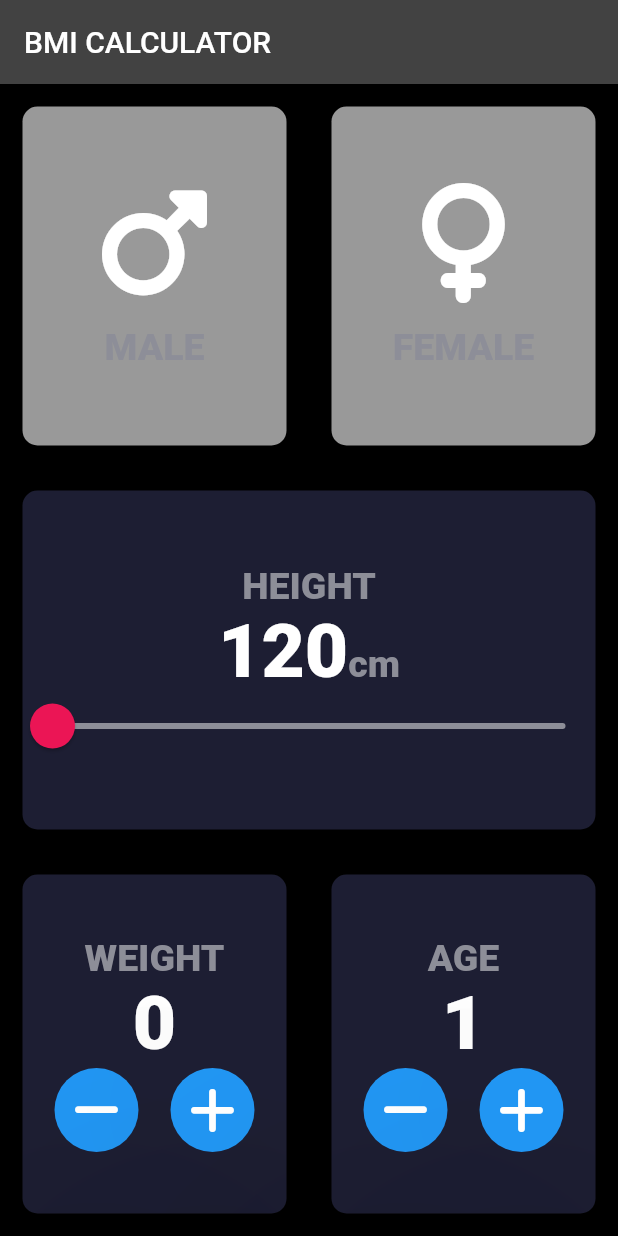
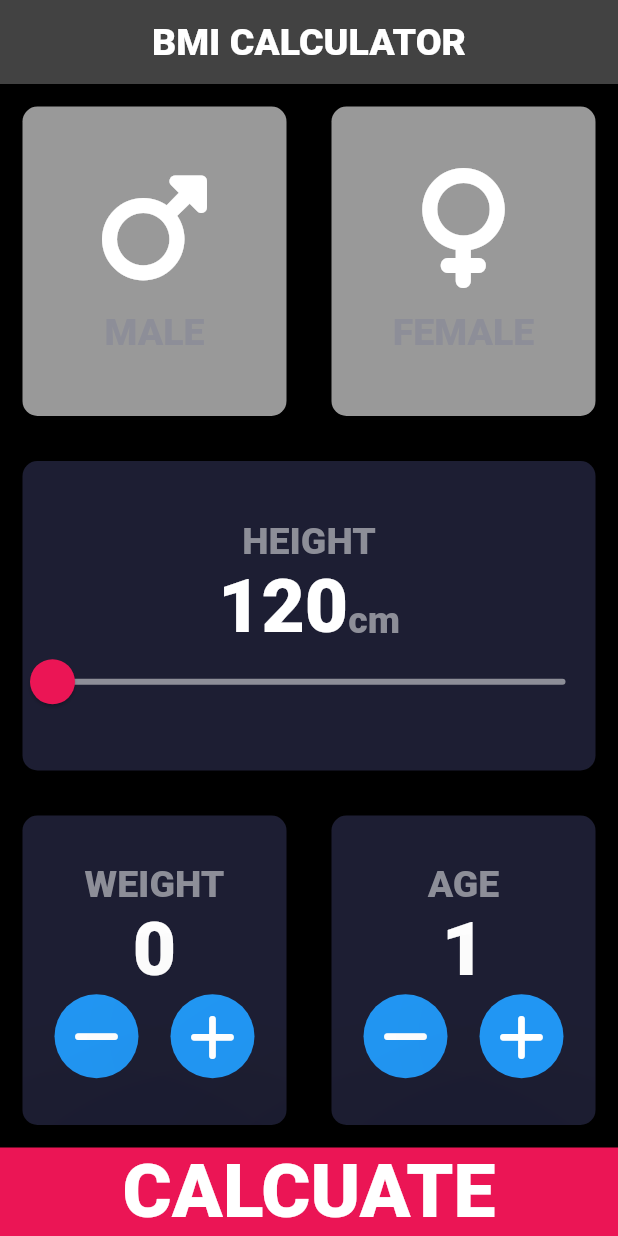
Before and after one commit to CincoCoding/BMI-Calculator, a Flutter app: the screen it shows after launch, on a phone screen of 412 x 824 dp. Run offline on Flutter 3.47's test engine with Material 2 defaults, Android fonts, the phone set to English and light mode, and no system bars; our stand-ins replace font_awesome_flutter.

```diff
--- a/lib/input_page.dart
+++ b/lib/input_page.dart
@@ -22,10 +22,14 @@ class _InputPageState extends State<InputPage> {
   Widget build(BuildContext context) {
     return Scaffold(
       appBar: AppBar(
-        title: Text('BMI CALCULATOR'),
+        title: Center(
+          child: Text('BMI CALCULATOR',
+              style: kLabelTextStyle.copyWith(color: Colors.white)),
+        ),
       ),
       body: Column(
           crossAxisAlignment: CrossAxisAlignment.stretch,
+          mainAxisAlignment: MainAxisAlignment.spaceEvenly,
           children: <Widget>[
             Expanded(
               child: Row(children: <Widget>[
@@ -114,7 +118,8 @@ class _InputPageState extends State<InputPage> {
               ),
             ),
             Expanded(
-              child: Row(children: <Widget>[
+              child: Row(
+                children: <Widget>[
                   Expanded(
                     child: CounterCardTwoButtons(
                       text: "WEIGHT",
@@ -151,8 +156,23 @@ class _InputPageState extends State<InputPage> {
                       icon2: Icon(FontAwesomeIcons.plus),
                     ),
                   ),
-              ]),
+                ],
               ),
+            ),
+            GestureDetector(
+              onTap: () {
+                Navigator.pushNamed((context), '/results');
+              },
+              child: Container(
+                child: Center(
+                    child: Text(
+                  "CALCUATE",
+                  style: kLabelTextStyle.copyWith(
+                      color: Colors.white, fontSize: 50),
+                )),
+                color: Color(0xFFEB1555),
+              ),
+            )
           ]),
     );
   }
--- a/lib/main.dart
+++ b/lib/main.dart
@@ -1,5 +1,6 @@
 import 'package:flutter/material.dart';
 import 'input_page.dart';
+import 'results_page.dart';
 
 void main() => runApp(BMICalculator());
 
@@ -11,7 +12,11 @@ class BMICalculator extends StatelessWidget {
         primaryColor: Colors.black,
         scaffoldBackgroundColor: Colors.black,
       ),
-      home: InputPage(),
+      initialRoute: '/',
+      routes: {
+        '/': (context) => InputPage(),
+        '/results': (context) => ResultsPage(),
+      },
     );
   }
 }
```
Also changed, not shown: lib/results_page.dart (added, +18 -0 lines). Lines whose indentation alone changed are shown as unchanged.
